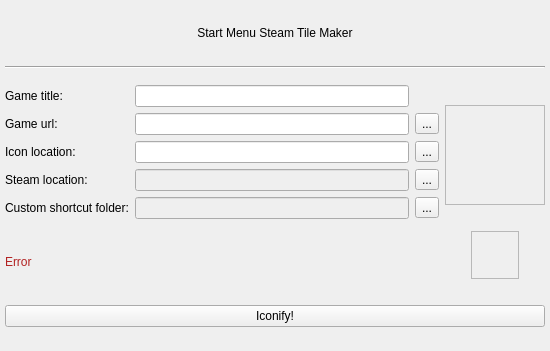
The window that main.ui (Apollo-Roboto/Win10-Start-menu-steam-tile-maker) describes before a commit, drawn with Qt 5.
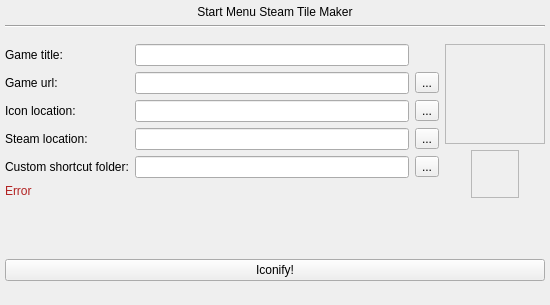
The same window after the commit.

The edit to the form file:
```diff
--- a/main.ui
+++ b/main.ui
@@ -7,7 +7,7 @@
     <x>0</x>
     <y>0</y>
     <width>550</width>
-    <height>351</height>
+    <height>305</height>
    </rect>
   </property>
   <property name="sizePolicy">
@@ -50,6 +50,9 @@
       <item row="4" column="1">
        <widget class="QLineEdit" name="customShortcutFolder_lineEdit">
         <property name="enabled">
+         <bool>true</bool>
+        </property>
+        <property name="readOnly">
          <bool>false</bool>
         </property>
        </widget>
@@ -81,6 +84,9 @@
       <item row="3" column="1">
        <widget class="QLineEdit" name="steamLocation_lineEdit">
         <property name="enabled">
+         <bool>true</bool>
+        </property>
+        <property name="readOnly">
          <bool>false</bool>
         </property>
        </widget>
@@ -241,7 +247,20 @@
      </layout>
     </item>
     <item row="3" column="0" colspan="2">
-     <layout class="QHBoxLayout" name="horizontalLayout_6">
+     <layout class="QVBoxLayout" name="verticalLayout">
+      <item>
+       <spacer name="verticalSpacer">
+        <property name="orientation">
+         <enum>Qt::Vertical</enum>
+        </property>
+        <property name="sizeHint" stdset="0">
+         <size>
+          <width>20</width>
+          <height>40</height>
+         </size>
+        </property>
+       </spacer>
+      </item>
       <item>
        <widget class="QPushButton" name="iconify_pushButton">
         <property name="text">
```
